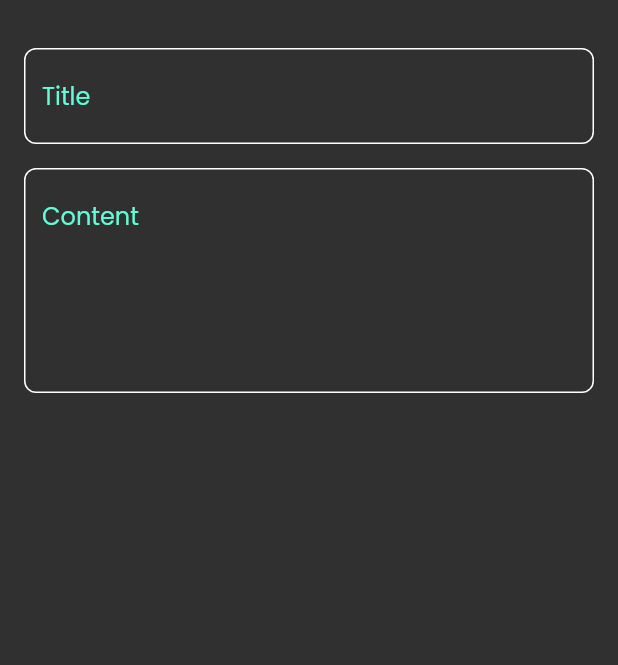
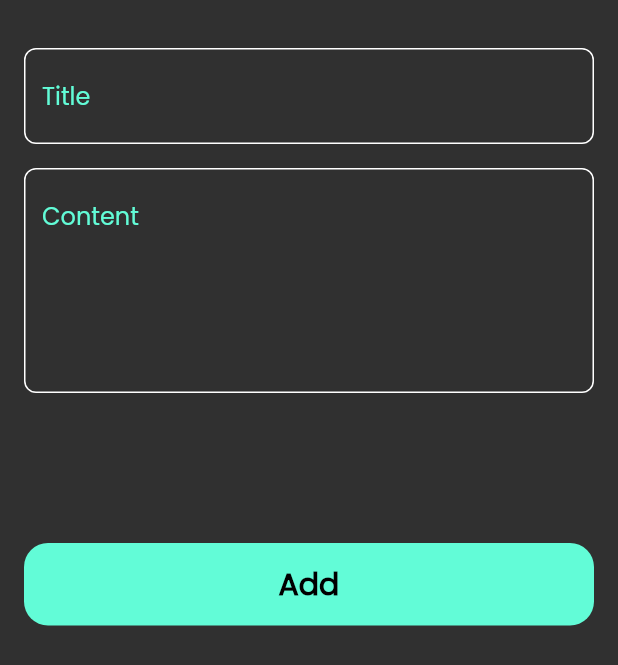
Before and after one commit to MakariosFared/notes_app, a Flutter app: the AddNoteButtonSheet widget shown alone on an empty page, opened directly, on a phone screen of 412 x 824 dp. Shown: the top 665 px of the screen. Run offline on Flutter 3.47's test engine with Material 3 defaults, Android fonts, the phone set to English and light mode, and no system bars; our stand-ins replace font_awesome_flutter.

Commit message:
finish notes bottom sheet

```diff
--- a/lib/views/widgets/add_note_buttom_sheet.dart
+++ b/lib/views/widgets/add_note_buttom_sheet.dart
@@ -1,4 +1,5 @@
 import 'package:flutter/material.dart';
+import 'package:my_note_app/views/widgets/custom_button.dart';
 
 import 'custom_text_field.dart';
 
@@ -9,6 +10,7 @@ class AddNoteButtonSheet extends StatelessWidget {
   Widget build(BuildContext context) {
     return const Padding(
       padding: EdgeInsets.symmetric(horizontal: 16),
+      child: SingleChildScrollView(
         child: Column(
           children: [
             SizedBox(
@@ -22,7 +24,12 @@ class AddNoteButtonSheet extends StatelessWidget {
               hint: 'Content',
               maxLines: 5,
             ),
+            SizedBox(height: 100,),
+            CustomButton(),
+            SizedBox(height: 32,),
+
           ],
+        ),
       ),
     );
   }
--- /dev/null
+++ b/lib/views/widgets/custom_button.dart
@@ -0,0 +1,29 @@
+import 'package:flutter/material.dart';
+import 'package:my_note_app/constants.dart';
+
+class CustomButton extends StatelessWidget {
+  const CustomButton({super.key});
+
+  @override
+  Widget build(BuildContext context) {
+    return Container(
+      // color: kPrimaryColor,
+      width: MediaQuery.of(context).size.width,
+      height: 55,
+      decoration: BoxDecoration(
+        borderRadius: BorderRadius.circular(16),
+        color: kPrimaryColor,
+      ),
+      child: const Center(
+        child: Text(
+          'Add',
+          style: TextStyle(
+            color: Colors.black,
+            fontWeight: FontWeight.bold,
+            fontSize: 20
+          ),
+        ),
+      ),
+    );
+  }
+}
```
Lines whose indentation alone changed are shown as unchanged.
